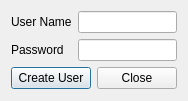
dsgoficial/DsgTools, file UserTools/create_user.ui: the form before one commit.
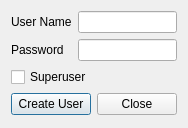
The form after the commit.

Commit message: creates superuser

The edit to the form file:
```diff
--- a/UserTools/create_user.ui
+++ b/UserTools/create_user.ui
@@ -7,7 +7,7 @@
     <x>0</x>
     <y>0</y>
     <width>179</width>
-    <height>101</height>
+    <height>128</height>
    </rect>
   </property>
   <property name="windowTitle">
@@ -38,14 +38,21 @@
      </property>
     </widget>
    </item>
-   <item row="2" column="0" colspan="2">
+   <item row="2" column="0" colspan="3">
+    <widget class="QCheckBox" name="superUserCheckBox">
+     <property name="text">
+      <string>Superuser</string>
+     </property>
+    </widget>
+   </item>
+   <item row="3" column="0" colspan="2">
     <widget class="QPushButton" name="createUserButton">
      <property name="text">
       <string>Create User</string>
      </property>
     </widget>
    </item>
-   <item row="2" column="2">
+   <item row="3" column="2">
     <widget class="QPushButton" name="closeButton">
      <property name="text">
       <string>Close</string>
```
The commit also changes 2 other files.
